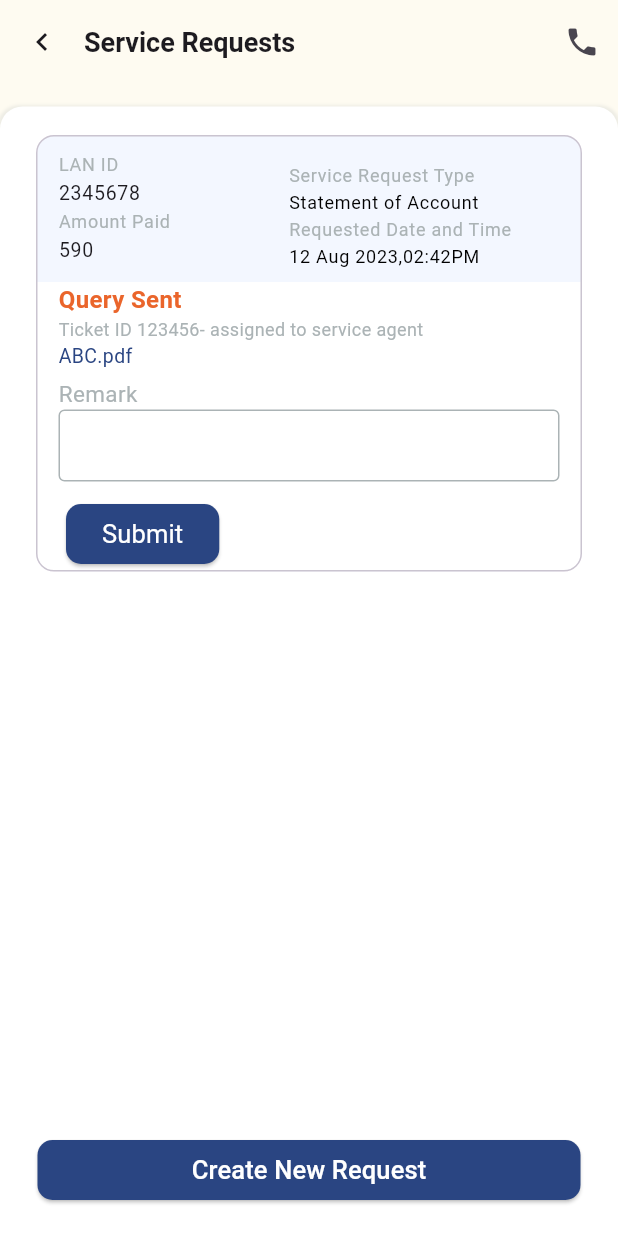
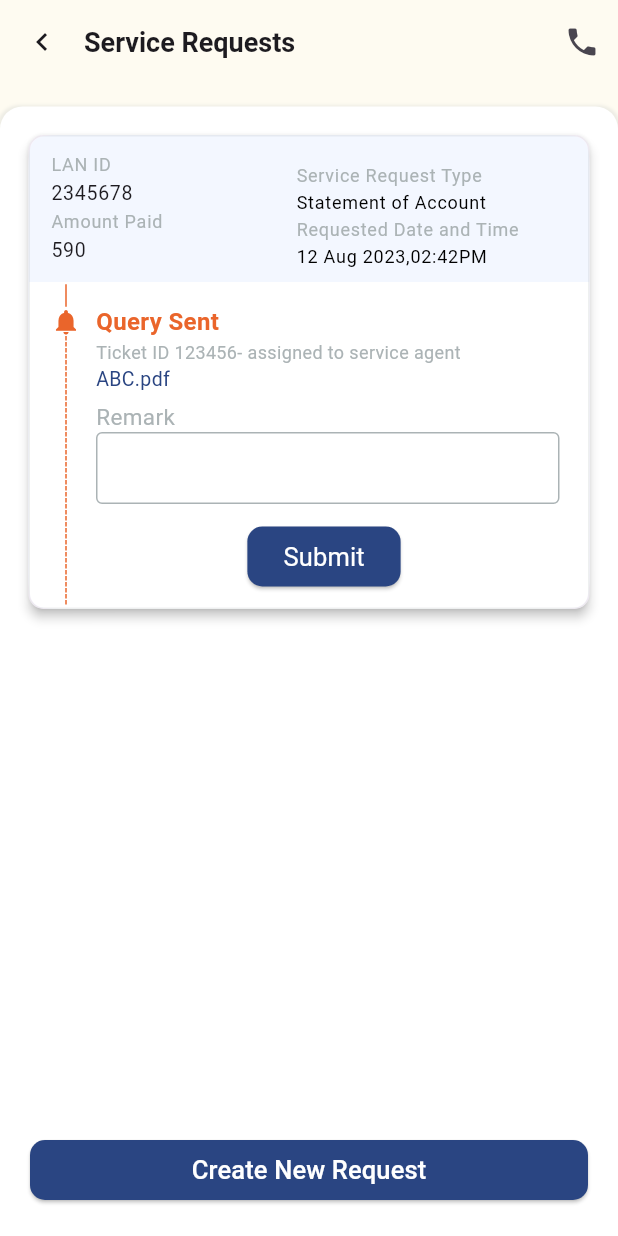
Before and after one commit to mallikaroy14/flutter-application, a Flutter app: the RequestsScreen screen opened by its route, after a tap on "LAN ID", on a phone screen of 412 x 824 dp. Run offline on Flutter 3.47's test engine with Material 3 defaults, Android fonts, the light colour scheme and no system bars; our stand-ins replace geocoding, geolocator, get, image_picker, permission_handler and 2 more; missing offline and left inert: dart:ffi; accounts and stored records are empty.

Commit message:
added service Request Screen with Query Sent

```diff
--- a/lib/screens/requests/view/requests_screen.dart
+++ b/lib/screens/requests/view/requests_screen.dart
@@ -1,14 +1,15 @@
 import 'package:feburary_flutter/screens/refer_a_friend/controller/refer_a_friend_controller.dart';
+import 'package:flutter/cupertino.dart';
 import 'package:flutter/cupertino.dart';
 import 'package:flutter/material.dart';
 import 'package:flutter/src/widgets/framework.dart';
 import 'package:get/get.dart';
 
+import '../../../customUtility/custom_time_line.dart';
 import '../../../theme/app_colors.dart';
+import '../../expandableWidget.dart';
 
 class RequestsScreen extends GetView<ReferAFriendController> {
-  List<Step> step = [Step(title: Text(""), content: Text("Query Sent"), isActive: true)];
-
   @override
   Widget build(BuildContext context) {
     return Scaffold(
@@ -36,23 +37,27 @@ class RequestsScreen extends GetView<ReferAFriendController> {
                         topLeft: Radius.circular(15),
                         topRight: Radius.circular(15))),
                 child: Container(
-                  margin: EdgeInsets.symmetric(horizontal: 20, vertical: 15),
+                  margin: EdgeInsets.symmetric(horizontal: 15, vertical: 15),
                   color: AppColors.whiteColor,
                   child: LayoutBuilder(builder: (context, constraint) {
-                    return SingleChildScrollView(
-                      child: ConstrainedBox(
-                        constraints: BoxConstraints(
-                            minWidth: constraint.maxWidth,
-                            minHeight: constraint.maxHeight),
-                        child: IntrinsicHeight(
-                          child: Column(
+                    return Column(
                         crossAxisAlignment: CrossAxisAlignment.start,
                         children: [
                           Card.outlined(
+                            shape: RoundedRectangleBorder(
+                              borderRadius: BorderRadius.circular(10),
+                              // if you need this
+                              side: BorderSide(
+                                color:
+                                AppColors.grayColor.withOpacity(0.2),
+                                width: 1,
+                              ),
+                            ),
+                            elevation: 3,
                             child: Container(
                               decoration: const BoxDecoration(
-                                        borderRadius: BorderRadius.all(
-                                            Radius.circular(5))),
+                                  borderRadius:
+                                      BorderRadius.all(Radius.circular(5))),
                               child: Column(
                                 children: [
                                   ExpansionTile(
@@ -63,18 +68,14 @@ class RequestsScreen extends GetView<ReferAFriendController> {
                                         Radius.circular(30),
                                       ),
                                     ),
-                                          backgroundColor:
-                                              AppColors.lightBlueColor,
-                                          shape:
-                                              const ContinuousRectangleBorder(
-                                                  borderRadius:
-                                                      BorderRadius.all(
+                                    backgroundColor: AppColors.lightBlueColor,
+                                    shape: const ContinuousRectangleBorder(
+                                        borderRadius: BorderRadius.all(
                                             Radius.circular(30))),
                                     expandedCrossAxisAlignment:
                                         CrossAxisAlignment.start,
                                     dense: true,
-                                          tilePadding:
-                                              const EdgeInsets.symmetric(
+                                    tilePadding: const EdgeInsets.symmetric(
                                         horizontal: 15),
                                     iconColor: Colors.black,
                                     collapsedIconColor: Colors.black,
@@ -99,8 +100,7 @@ class RequestsScreen extends GetView<ReferAFriendController> {
                               style: ElevatedButton.styleFrom(
                                   backgroundColor: AppColors.primaryColor,
                                   shape: RoundedRectangleBorder(
-                                            borderRadius:
-                                                BorderRadius.circular(10))),
+                                      borderRadius: BorderRadius.circular(10))),
                               onPressed: () {},
                               child: const Text("Create New Request",
                                   style: TextStyle(
@@ -109,10 +109,7 @@ class RequestsScreen extends GetView<ReferAFriendController> {
                                       fontWeight: FontWeight.w500)),
                             ),
                           )
-                              ]),
-                        ),
-                      ),
-                    );
+                        ]);
                   }),
                 ),
               ),
@@ -213,15 +210,57 @@ class RequestsScreen extends GetView<ReferAFriendController> {
     );
   }
 
-  Container expandedWidget() {
-    return Container(
+  LayoutBuilder expandedWidget() {
+    return LayoutBuilder(builder: (context, constraint) {
+      double _height = constraint.maxHeight;
+
+      return IntrinsicHeight(
+        child: Expanded(
+          child: Container(
             padding: EdgeInsets.symmetric(horizontal: 15),
             color: AppColors.whiteColor,
-      child:
-      // Stepper(steps: step, type: StepperType.vertical,)
+            child: Row(
+              mainAxisAlignment: MainAxisAlignment.start,
+              children: [
+                verticalLineWithIcon(_height),
+                Expanded(
+                  child: Column(
+                    mainAxisAlignment: MainAxisAlignment.center,
+                    children: [
+                      querySent(),
+                      SizedBox(height: 10),
+                      Container(
+                          height: 40,
+                          margin: EdgeInsets.all(5),
+                          child: ElevatedButton(
+                            style: ElevatedButton.styleFrom(
+                                backgroundColor: AppColors.primaryColor,
+                                disabledBackgroundColor: AppColors.grayColor,
+                                shape: RoundedRectangleBorder(
+                                    borderRadius: BorderRadius.circular(10))),
+                            onPressed: () {},
+                            child: const Text("Submit",
+                                style: TextStyle(
+                                    color: Colors.white,
+                                    fontSize: 17,
+                                    fontWeight: FontWeight.normal)),
+                          )),
+                      SizedBox(height: 10),
+                    ],
+                  ),
+                )
+              ],
+            ),
+          ),
+        ),
+      );
+    });
+  }
 
-
-      Column(
+  Padding querySent() {
+    return Padding(
+      padding: const EdgeInsets.only(top: 15, left: 10, right: 5),
+      child: Column(
         mainAxisAlignment: MainAxisAlignment.start,
         crossAxisAlignment: CrossAxisAlignment.start,
         children: [
@@ -265,25 +304,116 @@ class RequestsScreen extends GetView<ReferAFriendController> {
             focusedBorder: OutlineInputBorder(
                 borderSide: BorderSide(color: AppColors.grayColor)),
           )),
-          SizedBox(height: 10),
-          Container(
-              height: 40,
-              margin: EdgeInsets.all(5),
-              child: ElevatedButton(
-                style: ElevatedButton.styleFrom(
-                    backgroundColor: AppColors.primaryColor,
-                    disabledBackgroundColor: AppColors.grayColor,
-                    shape: RoundedRectangleBorder(
-                        borderRadius: BorderRadius.circular(10))),
-                onPressed: () {},
-                child: const Text("Submit",
-                    style: TextStyle(
-                        color: Colors.white,
-                        fontSize: 17,
-                        fontWeight: FontWeight.normal)),
-              )),
         ],
       ),
     );
   }
 }
+
+class _DashedLinePainter extends CustomPainter {
+  final Color color;
+  final double thickness;
+  final double dashWidth;
+  final double dashGap;
+
+  _DashedLinePainter({
+    required this.color,
+    required this.thickness,
+    required this.dashWidth,
+    required this.dashGap,
+  });
+
+  @override
+  void paint(Canvas canvas, Size size) {
+    final Paint paint = Paint()
+      ..color = color
+      ..strokeWidth = thickness
+      ..strokeCap = StrokeCap.square;
+
+    double startY = 0;
+    while (startY < size.height) {
+      canvas.drawLine(
+        Offset(size.width / 2, startY),
+        Offset(size.width / 2, startY + dashWidth),
+        paint,
+      );
+      startY += dashWidth + dashGap;
+    }
+  }
+
+  @override
+  bool shouldRepaint(covariant CustomPainter oldDelegate) {
+    return false;
+  }
+}
+
+Column verticalLineWithIcon(_height) {
+  return Column(
+    mainAxisAlignment: MainAxisAlignment.center,
+    crossAxisAlignment: CrossAxisAlignment.center,
+    children: [
+      SizedBox(
+          height: 15, child: VerticalDivider(color: AppColors.orangeColor)),
+      Icon(
+        Icons.notifications, // Replace with your desired icon
+        size: 20.0,
+        color: AppColors.orangeColor,
+      ), // Space between icon and line
+
+      // Vertical line with dashed effect
+      Container(
+        height: 180,
+        child: CustomPaint(
+          painter: _DashedLinePainter(
+            color: AppColors.orangeColor,
+            thickness: 1,
+            dashWidth: 2,
+            dashGap: 2,
+          ),
+        ),
+      ),
+    ],
+  );
+}
+
+class DashedLinePainter extends CustomPainter {
+  @override
+  void paint(Canvas canvas, Size size) {
+    final paint = Paint()
+      ..color = Colors.black
+      ..strokeWidth = 1.0
+      ..style = PaintingStyle.stroke;
+
+    final double dashWidth = 5.0;
+    final double dashSpace = 5.0;
+    double startY = 0;
+
+    while (startY < size.height) {
+      canvas.drawLine(Offset(0, startY), Offset(0, startY + dashWidth), paint);
+      startY += dashWidth + dashSpace;
+    }
+  }
+
+  @override
+  bool shouldRepaint(CustomPainter oldDelegate) {
+    return false;
+  }
+
+// class DashedLineVerticalPainter extends CustomPainter {
+//   @override
+//   void paint(Canvas canvas, Size size) {
+//     double dashHeight = 10,
+//         dashSpace = 3,
+//         startY = 0;
+//     final paint = Paint()
+//       ..color = AppColors.orangeColor
+//       ..strokeWidth = size.width;
+//     while (startY < size.height) {
+//       canvas.drawLine(Offset(0, startY), Offset(0, startY + dashHeight), paint);
+//       startY += dashHeight + dashSpace;
+//     }
+//   }
+//
+//   @override
+//   bool shouldRepaint(CustomPainter oldDelegate) => false;
+}
```
Also changed, not shown: lib/customUtility/custom_time_line.dart (added, +182 -0 lines), lib/screens/expandableWidget.dart (added, +68 -0 lines). Lines whose indentation alone changed are shown as unchanged.
